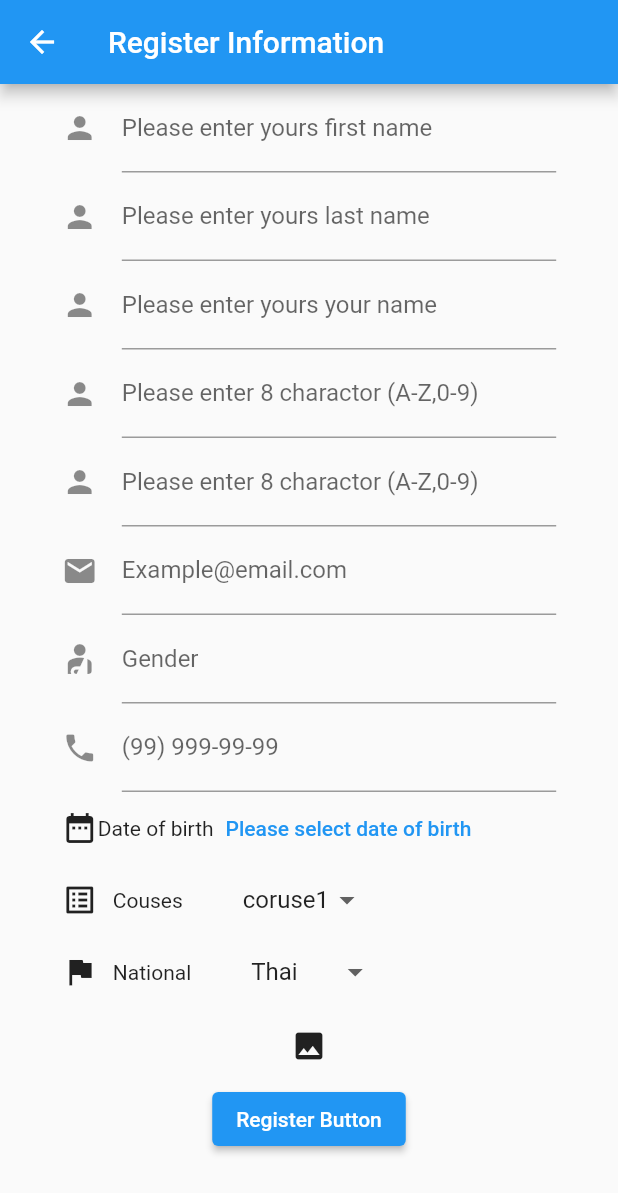
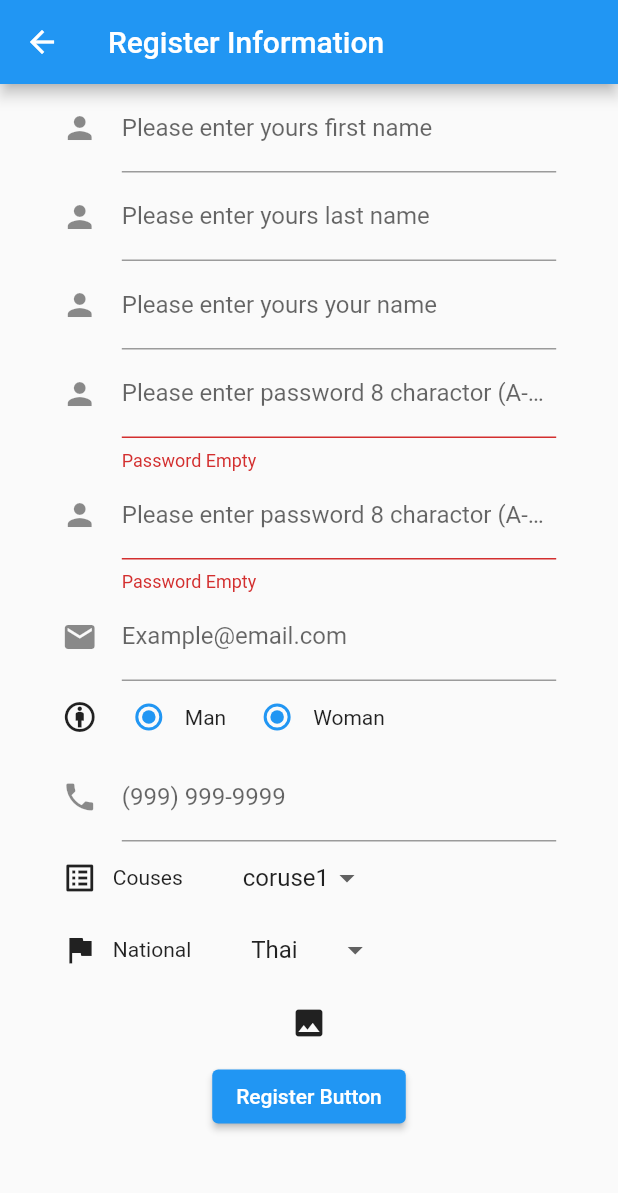
Before and after one commit to ton4023/flutter_test, a Flutter app: the RegisterPage screen opened directly, after a tap on "Register Button", on a phone screen of 412 x 824 dp. Shown: the top 1193 px of the screen. Run offline on Flutter 3.47's test engine with Material 2 defaults, Android fonts, the phone set to English and light mode, and no system bars; our stand-ins replace bloc, equatable, flutter_bloc, mask_text_input_formatter; network calls fail.

```diff
--- a/lib/cubit/user_state.dart
+++ b/lib/cubit/user_state.dart
@@ -18,6 +18,14 @@ class UserLoaded extends UserState {
   List<Object> get props => [users];
 }
 
+class UserFiltered extends UserState {
+  final List<User> users;
+
+  UserFiltered({required this.users});
+  @override
+  List<Object> get props => [users];
+}
+
 class UserSelected extends UserState {
   final User user;
   UserSelected({required this.user});
--- a/lib/main.dart
+++ b/lib/main.dart
@@ -1,18 +1,26 @@
 import 'package:flutter/material.dart';
-import 'package:flutter_test_hy/home_page.dart';
+import 'package:flutter_bloc/flutter_bloc.dart';
+import 'package:flutter_test_api/cubit/user_cubit.dart';
+import 'pages/home_page.dart';
+import 'repository/user_repository.dart';
 
 void main() {
   runApp(MyApp());
 }
 
 class MyApp extends StatelessWidget {
-  const MyApp({ Key? key }) : super(key: key);
+  final userRepository = UserRepository();
+
+  MyApp({Key? key}) : super(key: key);
 
   @override
   Widget build(BuildContext context) {
     return MaterialApp(
       debugShowCheckedModeBanner: false,
-      home: HomePage(),
+      home: RepositoryProvider(
+        create: (context) => (UserCubit(userRepository: userRepository)..getUser()),
+        child: HomePage(),
+      ),
     );
   }
 }
--- a/lib/register_page.dart
+++ b/lib/pages/register_page.dart
@@ -1,8 +1,8 @@
 import 'package:flutter/material.dart';
 import 'package:flutter_bloc/flutter_bloc.dart';
-import 'package:flutter_datetime_picker/flutter_datetime_picker.dart';
-import 'package:flutter_test_hy/cubit/user_cubit.dart';
-import 'package:flutter_test_hy/repository/user_repository.dart';
+import '/cubit/user_cubit.dart';
+import '/pages/home_page.dart';
+import '/repository/user_repository.dart';
 import 'package:mask_text_input_formatter/mask_text_input_formatter.dart';
 
 class RegisterPage extends StatefulWidget {
@@ -13,6 +13,7 @@ class RegisterPage extends StatefulWidget {
 }
 
 class _RegisterPageState extends State<RegisterPage> {
+  final _formKey = GlobalKey<FormState>();
   final _userRepository = UserRepository();
   final editText = false;
   final coruses = ['coruse1', 'coruse2', 'coruse3'];
@@ -20,12 +21,12 @@ class _RegisterPageState extends State<RegisterPage> {
   final nationals = ['Thai', 'Chinese', 'England'];
   final national = '';
   final birth = '';
+  final gender = '';
   //Field
   final _fistnameController = TextEditingController();
   final _lastnameController = TextEditingController();
   final _emailController = TextEditingController();
   final _mobileController = TextEditingController();
-  final _genderController = TextEditingController();
   final _usernameController = TextEditingController();
   final _passwordController = TextEditingController();
   final _confirmPasswordontroller = TextEditingController();
@@ -45,6 +46,7 @@ class _RegisterPageState extends State<RegisterPage> {
               child: SingleChildScrollView(
                 scrollDirection: Axis.vertical,
                 child: Form(
+                    key: _formKey,
                     child: Column(
                       mainAxisAlignment: MainAxisAlignment.center,
                       children: [
@@ -74,98 +76,124 @@ class _RegisterPageState extends State<RegisterPage> {
   Widget _fistnameField() {
     return TextFormField(
       controller: _fistnameController,
-      decoration:
-          InputDecoration(icon: Icon(Icons.person), labelText: 'Please enter yours first name'),
+      decoration: InputDecoration(
+          icon: Icon(Icons.person), labelText: 'Please enter yours first name'),
     );
   }
 
   Widget _lastnameField() {
     return TextFormField(
       controller: _lastnameController,
-      decoration:
-          InputDecoration(icon: Icon(Icons.person), labelText: 'Please enter yours last name'),
+      decoration: InputDecoration(
+          icon: Icon(Icons.person), labelText: 'Please enter yours last name'),
     );
   }
 
   Widget _usernameField() {
     return TextFormField(
       controller: _usernameController,
-      decoration:
-          InputDecoration(icon: Icon(Icons.person), labelText: 'Please enter yours your name'),
+      decoration: InputDecoration(
+          icon: Icon(Icons.person), labelText: 'Please enter yours your name'),
     );
   }
 
   Widget _passwordField() {
     return TextFormField(
-      validator: (_passwordController) {
-        if (!passValid(_passwordController!)) {
-          print('Password Valid');
+      obscureText: true,
+      validator: (val) {
+        if (val!.isEmpty) {
+          return 'Password Empty';
+        } else if (!passValid(val)) {
+          print(!passValid(val));
+          return 'Password Type Error';
         }
+        return null;
       },
       controller: _passwordController,
-      decoration:
-          InputDecoration(icon: Icon(Icons.person), labelText: 'Please enter 8 charactor (A-Z,0-9)'),
+      decoration: InputDecoration(
+          icon: Icon(Icons.person),
+          labelText: 'Please enter password 8 charactor (A-Z,0-9)'),
     );
   }
 
   Widget _confirmPasswordField() {
     return TextFormField(
+      validator: (val) {
+        if (val!.isEmpty) {
+          return 'Password Empty';
+        } else if (val != _passwordController.text) {
+          return 'Password Not Match';
+        }
+        return null;
+      },
+      obscureText: true,
       controller: _confirmPasswordontroller,
       decoration: InputDecoration(
-          icon: Icon(Icons.person), labelText: 'Please enter 8 charactor (A-Z,0-9)'),
+          icon: Icon(Icons.person),
+          labelText: 'Please enter password 8 charactor (A-Z,0-9)'),
     );
   }
 
   Widget _genderField() {
-    return TextFormField(
-      controller: _genderController,
-      decoration: InputDecoration(
-          icon: Icon(Icons.personal_injury), labelText: 'Gender'),
+    return Row(
+      children: [
+        Icon(Icons.attribution),
+        SizedBox(
+          width: 10,
+        ),
+        Radio(
+          value: gender,
+          groupValue: gender,
+          onChanged: (value) {
+            setState(() {
+              print(value);
+              value = gender;
+            });
+          },
+        ),
+        Text('Man'),
+        SizedBox(
+          width: 10,
+        ),
+        Radio(
+          value: gender,
+          groupValue: gender,
+          onChanged: (value) {
+            setState(() {
+              print(value);
+              value = gender;
+            });
+          },
+        ),
+        Text('Woman'),
+      ],
     );
   }
 
   Widget _emailField() {
     return TextFormField(
-      validator: (_emailController) {
-        if (emailValid(_emailController!)) {
-          print('Email Valid');
-        }
+      validator: (val) {
+        emailValid(val!);
       },
       controller: _emailController,
-      decoration: InputDecoration(icon: Icon(Icons.email), labelText: 'Example@email.com'),
+      decoration: InputDecoration(
+          icon: Icon(Icons.email), labelText: 'Example@email.com'),
     );
   }
 
   Widget _birthField() {
-    return Row(
-      children: [
-        Icon(Icons.date_range),
-        Text('Date of birth'),
-        TextButton(
-        onPressed: () {
-            DatePicker.showDatePicker(context,
-                                  showTitleActions: true,
-                                  minTime: DateTime(2018, 3, 5),
-                                  maxTime: DateTime(2019, 6, 7), onChanged: (date) {
-                                    date= birth as DateTime;
-                                print('change $date');
-                              }, onConfirm: (date) {
-                                print('confirm $date');
-                              }, currentTime: DateTime.now(), locale: LocaleType.th);
-        },
-        child: Text(
-            'Please select date of birth',
-            style: TextStyle(color: Colors.blue),
-        )),
-      ],
-    );
+    return Row();
   }
 
   Widget _mobileField() {
     return TextFormField(
       controller: _mobileController,
-      decoration: InputDecoration(icon: Icon(Icons.phone), labelText: '(99) 999-99-99'),
-      inputFormatters: [MaskTextInputFormatter(mask: '(###) ###-##-##', filter: { "#": RegExp(r'[0-9]') })],
+      decoration:
+          InputDecoration(icon: Icon(Icons.phone), labelText: '(999) 999-9999'),
+      inputFormatters: [
+        MaskTextInputFormatter(
+            mask: '(###) ###-####', filter: {"#": RegExp(r'[0-9]')})
+      ],
     );
   }
 
@@ -241,6 +269,10 @@ class _RegisterPageState extends State<RegisterPage> {
     return BlocBuilder<UserCubit, UserState>(builder: (context, state) {
       return ElevatedButton(
         onPressed: () {
+          if (_formKey.currentState!.validate()) {
+            Navigator.push(
+                context, MaterialPageRoute(builder: (context) => HomePage()));
+          }
           // {firstname,
           // lastname,
           // username,
@@ -251,31 +283,31 @@ class _RegisterPageState extends State<RegisterPage> {
           // birth,
           // nationality,
           // course}
-          if (_passwordController.text == _confirmPasswordontroller.text) {
-            String fistname = _fistnameController.text;
-            String lastname = _lastnameController.text;
-            String username = _usernameController.text;
-            String password = _passwordController.text;
-            String email = _emailController.text;
-            String gender = _genderController.text;
-            String mobile = _mobileController.text;
-            String birth = this.birth;
-            String national = this.national;
-            String coruse = this.coruse;
+          // if (_passwordController.text == _confirmPasswordontroller.text) {
+          //   String fistname = _fistnameController.text;
+          //   String lastname = _lastnameController.text;
+          //   String username = _usernameController.text;
+          //   String password = _passwordController.text;
+          //   String email = _emailController.text;
+          //   String gender = this.gender;
+          //   String mobile = _mobileController.text;
+          //   String birth = this.birth;
+          //   String national = this.national;
+          //   String coruse = this.coruse;
 
-            context.read<UserCubit>().createUser(
-                  fistname,
-                  lastname,
-                  username,
-                  password,
-                  email,
-                  gender,
-                  mobile,
-                  birth,
-                  national,
-                  coruse,
-                );
-          }
+          //   context.read<UserCubit>().createUser(
+          //         fistname,
+          //         lastname,
+          //         username,
+          //         password,
+          //         email,
+          //         gender,
+          //         mobile,
+          //         birth,
+          //         national,
+          //         coruse,
+          //       );
+          //}
         },
         child: Text('Register Button'),
       );
@@ -290,8 +322,7 @@ class _RegisterPageState extends State<RegisterPage> {
   }
 
   bool passValid(String value) {
-    String pattern =
-        r"^(?=.*[A-Z].*[A-Z])(?=.*[!@#$&*])(?=.*[0-9].*[0-9])(?=.*[a-z].*[a-z].*[a-z]).{8}$";
+    String pattern = r"^[A-Za-z0-9]{8}";
     RegExp regRxp = RegExp(pattern);
     return regRxp.hasMatch(value);
   }
--- a/lib/repository/user_repository.dart
+++ b/lib/repository/user_repository.dart
@@ -1,6 +1,6 @@
 import 'dart:convert';
 
-import 'package:flutter_test_hy/models/users.dart';
+import '/models/users.dart';
 import 'package:http/http.dart' as http;
 
 class UserRepository {
--- a/pubspec.yaml
+++ b/pubspec.yaml
@@ -1,4 +1,4 @@
-name: flutter_test_hy
+name: flutter_test_api
 description: A new Flutter project.
 
 # The following line prevents the package from being accidentally published to
@@ -28,7 +28,6 @@ dependencies:
   http: ^0.13.3
   equatable: ^2.0.3
   mask_text_input_formatter:
-  flutter_datetime_picker:
 
   # The following adds the Cupertino Icons font to your application.
   # Use with the CupertinoIcons class for iOS style icons.
```
Also changed, not shown: lib/cubit/user_cubit.dart (+6 -2 lines), lib/detail_page.dart (deleted, +0 -170 lines), lib/home_page.dart (deleted, +0 -125 lines), lib/pages/home_page.dart (added, +111 -0 lines), lib/widgets/card.dart (added, +128 -0 lines), lib/sc/Selection_001.png (added), pubspec.lock, 1 other file. Lines whose indentation alone changed are shown as unchanged.
